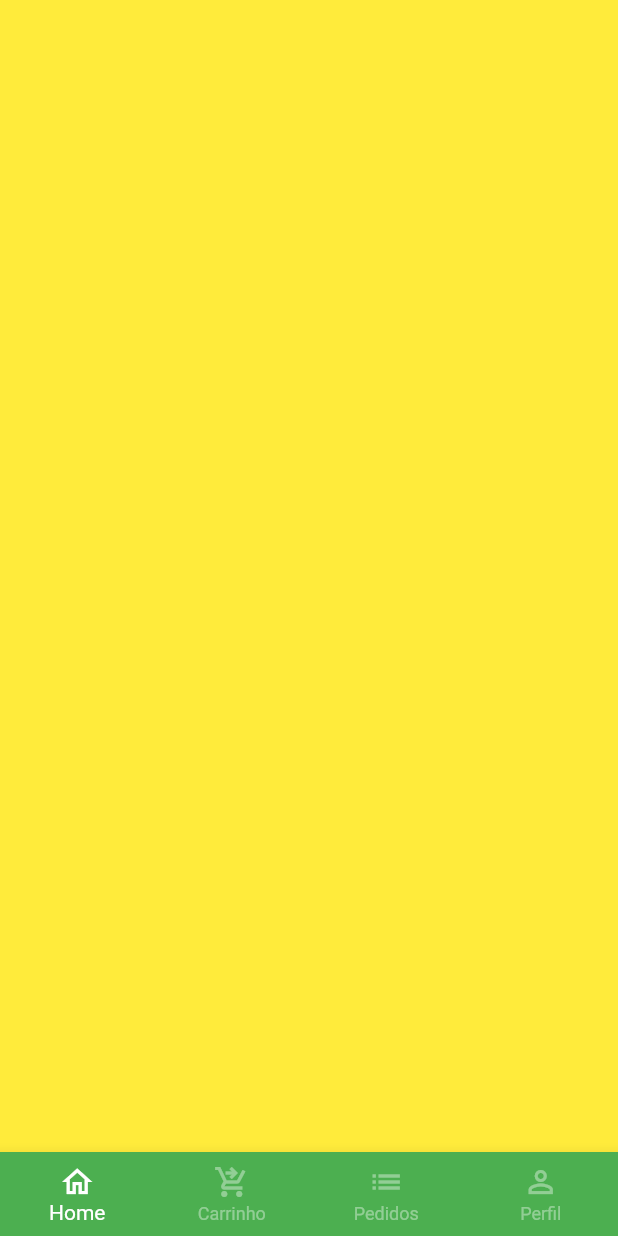
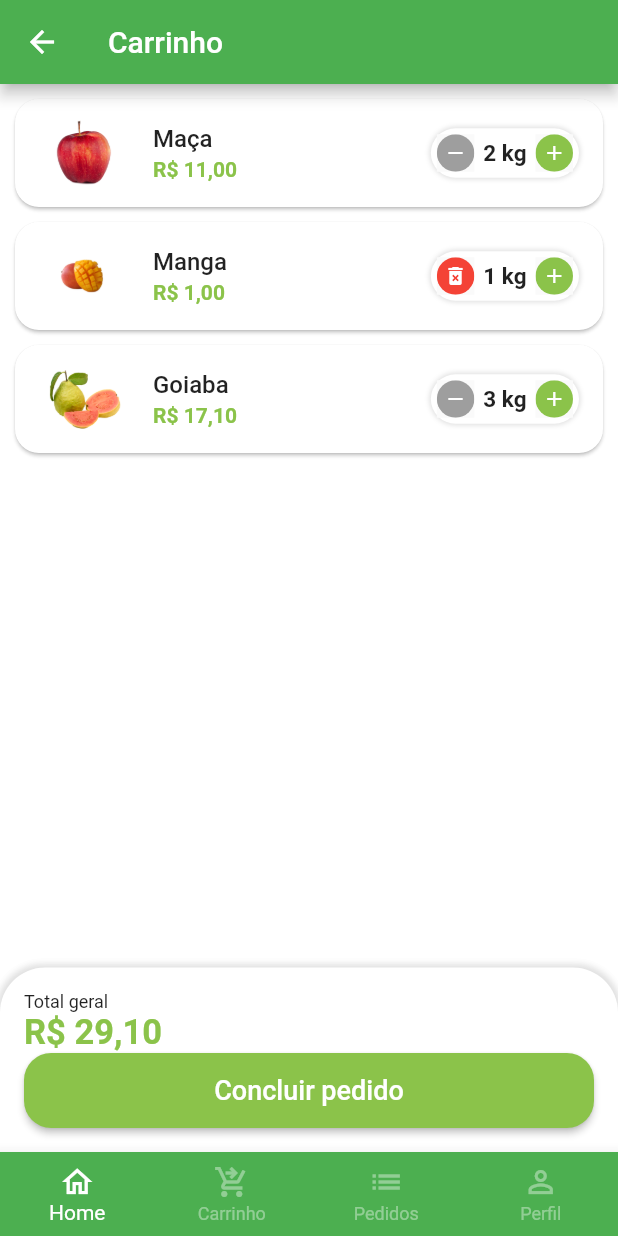
Before and after one commit to BREstrai/quitanda, a Flutter app: the BaseScreen screen opened directly, swiped to page 2, on a phone screen of 412 x 824 dp. Run offline on Flutter 3.47's test engine with Material 2 defaults, Android fonts, the phone set to English and light mode, and no system bars; our stand-ins replace animated_text_kit, badges, mask_text_input_formatter.

Commit message:
Terminado tela de pedido, iniciando tela de perfil de usuario

```diff
--- a/lib/src/config/app_data.dart
+++ b/lib/src/config/app_data.dart
@@ -1,3 +1,4 @@
+import 'package:quitanda/src/models/cart_item_model.dart';
 import 'package:quitanda/src/models/item_model.dart';
 
 ItemModel maca = ItemModel(
@@ -71,3 +72,18 @@ List<String> categories = [
   "Temperos",
   "Cereais",
 ];
+
+List<CartItemModel> cartItems = [
+  CartItemModel(
+    item: maca,
+    quantity: 2,
+  ),
+  CartItemModel(
+    item: manga,
+    quantity: 1,
+  ),
+  CartItemModel(
+    item: goiaba,
+    quantity: 3,
+  ),
+];
--- /dev/null
+++ b/lib/src/models/cart_item_model.dart
@@ -0,0 +1,13 @@
+import 'package:quitanda/src/models/item_model.dart';
+
+class CartItemModel {
+  ItemModel item;
+  int quantity;
+
+  CartItemModel({
+    required this.item,
+    required this.quantity,
+  });
+
+  totalPrice() => item.price * quantity;
+}
--- a/lib/src/pages/base/base_screen.dart
+++ b/lib/src/pages/base/base_screen.dart
@@ -1,4 +1,5 @@
 import 'package:flutter/material.dart';
+import 'package:quitanda/src/pages/cart/cart_tab.dart';
 import 'package:quitanda/src/pages/home/home_tab.dart';
 
 class BaseScreen extends StatefulWidget {
@@ -21,9 +22,7 @@ class _BaseScreenState extends State<BaseScreen> {
         controller: pageController,
         children: [
           const HomeTab(),
-          Container(
-            color: Colors.yellow,
-          ),
+          CartTab(),
           Container(
             color: Colors.blue,
           ),
--- /dev/null
+++ b/lib/src/pages/cart/cart_tab.dart
@@ -0,0 +1,143 @@
+import 'package:flutter/material.dart';
+import 'package:quitanda/src/config/app_data.dart';
+import 'package:quitanda/src/config/custom_colors.dart';
+import 'package:quitanda/src/models/cart_item_model.dart';
+import 'package:quitanda/src/pages/cart/components/cart_tile.dart';
+import 'package:quitanda/src/services/utils_Service.dart';
+import 'package:quitanda/src/config/app_data.dart' as appData;
+
+class CartTab extends StatefulWidget {
+  const CartTab({Key? key}) : super(key: key);
+
+  @override
+  State<CartTab> createState() => _CartTabState();
+}
+
+class _CartTabState extends State<CartTab> {
+  final UtilsServices utilsServices = UtilsServices();
+
+  void removeItemFromCart(CartItemModel cartItemModel) {
+    setState(() {
+      appData.cartItems.remove(cartItemModel);
+    });
+  }
+
+  double cartTotalPrice() {
+    double total = 0;
+
+    for (var item in appData.cartItems) {
+      total += item.totalPrice();
+    }
+
+    return total;
+  }
+
+  @override
+  Widget build(BuildContext context) {
+    return Scaffold(
+      appBar: AppBar(
+        title: const Text("Carrinho"),
+      ),
+      body: Column(
+        children: [
+          Expanded(
+            child: ListView.builder(
+              itemCount: appData.cartItems.length,
+              itemBuilder: (_, index) {
+                return CartTile(
+                    cartItem: appData.cartItems[index],
+                    remove: removeItemFromCart);
+              },
+            ),
+          ),
+          Container(
+            padding: const EdgeInsets.all(16),
+            decoration: BoxDecoration(
+              color: Colors.white,
+              borderRadius: const BorderRadius.vertical(
+                top: Radius.circular(30),
+              ),
+              boxShadow: [
+                BoxShadow(
+                  color: Colors.grey.shade300,
+                  blurRadius: 3,
+                  spreadRadius: 2,
+                ),
+              ],
+            ),
+            child: Column(
+              crossAxisAlignment: CrossAxisAlignment.stretch,
+              children: [
+                const Text(
+                  "Total geral",
+                  style: TextStyle(fontSize: 12),
+                ),
+                Text(
+                  utilsServices.priceToCurrency(cartTotalPrice()),
+                  style: TextStyle(
+                    fontSize: 23,
+                    color: CustomColors.customSwatchColor,
+                    fontWeight: FontWeight.bold,
+                  ),
+                ),
+                SizedBox(
+                  height: 50,
+                  child: ElevatedButton(
+                    style: ElevatedButton.styleFrom(
+                      primary: CustomColors.customSwatchColor,
+                      shape: RoundedRectangleBorder(
+                          borderRadius: BorderRadius.circular(18)),
+                    ),
+                    onPressed: () async {
+                      bool? result = await showOrderConfirmation();
+                    },
+                    child: const Text(
+                      'Concluir pedido',
+                      style: TextStyle(
+                        fontSize: 18,
+                      ),
+                    ),
+                  ),
+                ),
+              ],
+            ),
+          )
+        ],
+      ),
+    );
+  }
+
+  Future<bool?> showOrderConfirmation() {
+    return showDialog(
+      context: context,
+      builder: (context) {
+        return AlertDialog(
+          shape: RoundedRectangleBorder(
+            borderRadius: BorderRadius.circular(20),
+          ),
+          title: const Text("Confirmação"),
+          content: const Text("Deseja realmente concluir o pedido?"),
+          actions: [
+            TextButton(
+              onPressed: () {
+                Navigator.of(context).pop(false);
+              },
+              child: const Text("Não"),
+            ),
+            ElevatedButton(
+              style: ElevatedButton.styleFrom(
+                shape: RoundedRectangleBorder(
+                  borderRadius: BorderRadius.circular(20),
+                ),
+              ),
+              onPressed: () {
+                Navigator.of(context).pop(true);
+              },
+              child: const Text("Sim"),
+            ),
+          ],
+        );
+      },
+    );
+  }
+}
--- /dev/null
+++ b/lib/src/pages/cart/components/cart_tile.dart
@@ -0,0 +1,73 @@
+import 'package:flutter/material.dart';
+import 'package:quitanda/src/config/app_data.dart';
+import 'package:quitanda/src/config/custom_colors.dart';
+import 'package:quitanda/src/models/cart_item_model.dart';
+import 'package:quitanda/src/pages/common_widgets/quantity_widget.dart';
+import 'package:quitanda/src/services/utils_Service.dart';
+
+class CartTile extends StatefulWidget {
+  const CartTile({
+    Key? key,
+    required this.cartItem,
+    required this.remove,
+  }) : super(key: key);
+
+  final Function(CartItemModel) remove;
+  final CartItemModel cartItem;
+
+  @override
+  State<CartTile> createState() => _CartTileState();
+}
+
+class _CartTileState extends State<CartTile> {
+  final UtilsServices utilsServices = UtilsServices();
+
+  @override
+  Widget build(BuildContext context) {
+    return Card(
+      margin: const EdgeInsetsDirectional.fromSTEB(10, 10, 10, 0),
+      shape: RoundedRectangleBorder(
+        borderRadius: BorderRadius.circular(16),
+      ),
+      child: ListTile(
+        //Imagem
+        leading: Image.asset(
+          widget.cartItem.item.imgUrl,
+          height: 60,
+          width: 60,
+        ),
+
+        //Titulo
+        title: Text(
+          widget.cartItem.item.itemName,
+          style: const TextStyle(fontWeight: FontWeight.w500),
+        ),
+
+        //total
+        subtitle: Text(
+          utilsServices.priceToCurrency(widget.cartItem.totalPrice()),
+          style: TextStyle(
+            color: CustomColors.customSwatchColor,
+            fontWeight: FontWeight.bold,
+          ),
+        ),
+
+        //qtd
+        trailing: QuantityWidget(
+          suffixText: widget.cartItem.item.unit,
+          value: widget.cartItem.quantity,
+          result: (quantity) {
+            setState(() {
+              widget.cartItem.quantity = quantity;
+
+              if (quantity == 0) {
+                widget.remove(widget.cartItem);
+              }
+            });
+          },
+          isRemovable: true,
+        ),
+      ),
+    );
+  }
+}
--- a/lib/src/pages/common_widgets/quantity_widget.dart
+++ b/lib/src/pages/common_widgets/quantity_widget.dart
@@ -5,12 +5,14 @@ class QuantityWidget extends StatelessWidget {
   final int value;
   final String suffixText;
   final Function(int count) result;
+  final bool isRemovable;
 
   const QuantityWidget({
     Key? key,
     required this.suffixText,
     required this.value,
     required this.result,
+    this.isRemovable = false,
   }) : super(key: key);
 
   @override
@@ -29,13 +31,15 @@ class QuantityWidget extends StatelessWidget {
         ],
       ),
       child: Row(
+        mainAxisSize: MainAxisSize.min,
         children: [
           //Subtrair qtd
           _QuantityWidget(
-            icon: Icons.remove,
-            color: Colors.grey,
+            icon:
+                !isRemovable || value > 1 ? Icons.remove : Icons.delete_forever,
+            color: !isRemovable || value > 1 ? Colors.grey : Colors.red,
             onPressed: () {
-              if (value == 1) return;
+              if (value == 1 && !isRemovable) return;
               int resultCount = value - 1;
               result(resultCount);
             },
```
